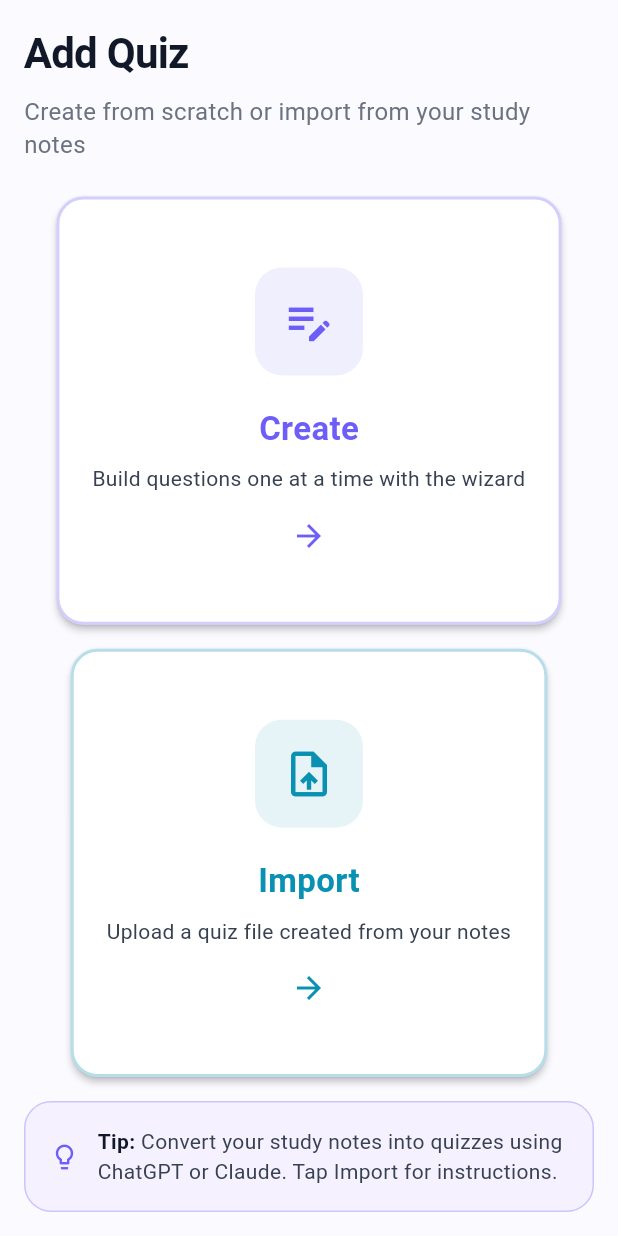
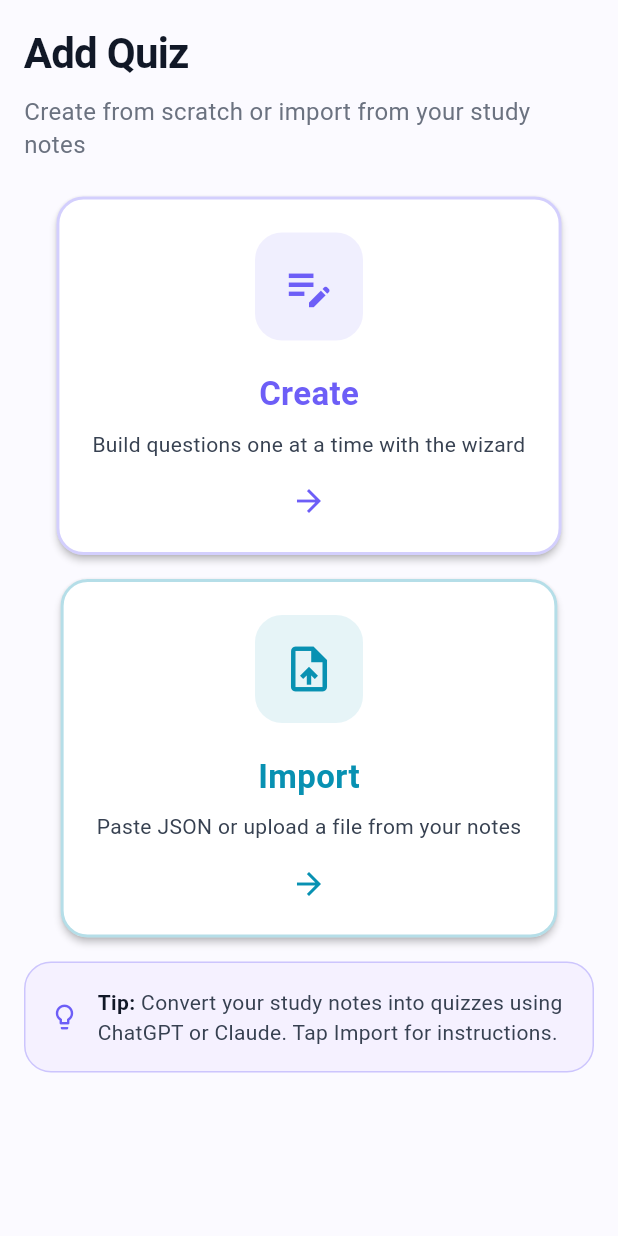
Before and after one commit to IrvingMg/skilloper, a Flutter app: the AddQuizScreen screen opened directly, on a phone screen of 412 x 824 dp. Run offline on Flutter 3.47's test engine with Material 3 defaults, Android fonts, the phone set to English and light mode, and no system bars; our stand-ins replace file_picker, flutter_secure_storage, flutter_svg, percent_indicator, shared_preferences, web; missing offline and left inert: flutter_code_view; accounts and stored records are empty.

Commit message:
fix: prevent card overlap on mobile add quiz screen

```diff
--- a/skilloper_app/lib/screens/add_quiz_screen.dart
+++ b/skilloper_app/lib/screens/add_quiz_screen.dart
@@ -65,7 +65,7 @@ class AddQuizScreen extends StatelessWidget {
                                     icon: Icons.upload_file,
                                     title: 'Import',
                                     description:
-                                        'Upload a quiz file created from your notes',
+                                        'Paste JSON or upload a file from your notes',
                                     color: AppColors.info,
                                     onTap: () => _navigateToImport(context),
                                   ),
@@ -78,9 +78,11 @@ class AddQuizScreen extends StatelessWidget {
                         ],
                       );
                     } else {
-                      return Column(
+                      return SingleChildScrollView(
+                        child: Column(
                           children: [
-                          Expanded(
+                            ConstrainedBox(
+                              constraints: const BoxConstraints(minHeight: 180),
                               child: _OptionCard(
                                 icon: Icons.edit_note,
                                 title: 'Create',
@@ -91,12 +93,13 @@ class AddQuizScreen extends StatelessWidget {
                               ),
                             ),
                             const SizedBox(height: 16),
-                          Expanded(
+                            ConstrainedBox(
+                              constraints: const BoxConstraints(minHeight: 180),
                               child: _OptionCard(
                                 icon: Icons.upload_file,
                                 title: 'Import',
                                 description:
-                                  'Upload a quiz file created from your notes',
+                                    'Paste JSON or upload a file from your notes',
                                 color: AppColors.info,
                                 onTap: () => _navigateToImport(context),
                               ),
@@ -104,6 +107,7 @@ class AddQuizScreen extends StatelessWidget {
                             const SizedBox(height: 16),
                             const _TipBanner(),
                           ],
+                        ),
                       );
                     }
                   },
```
Lines whose indentation alone changed are shown as unchanged.
